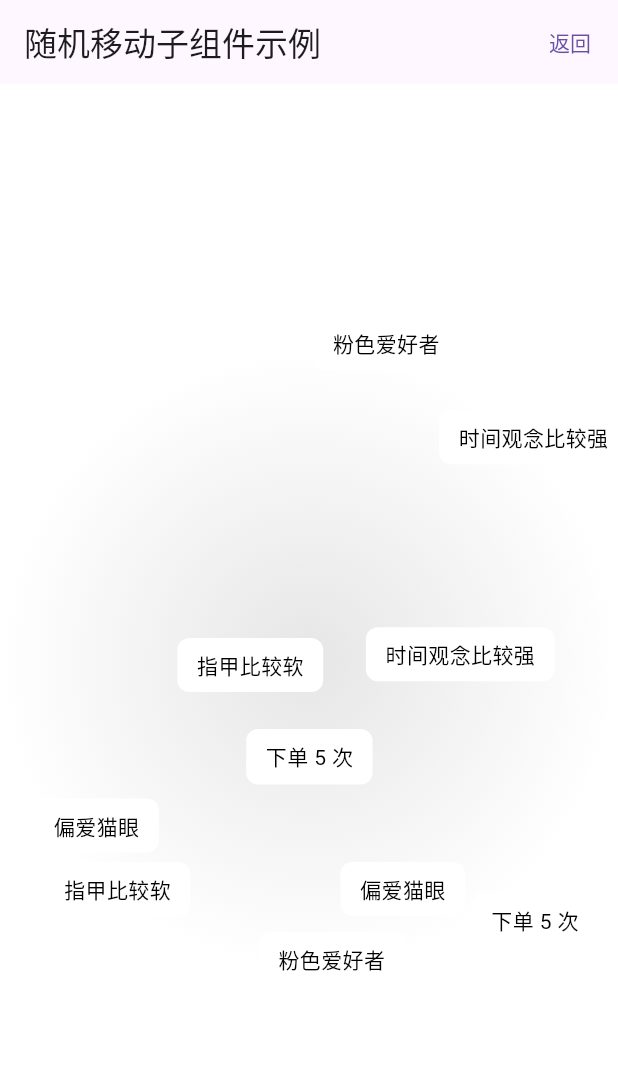
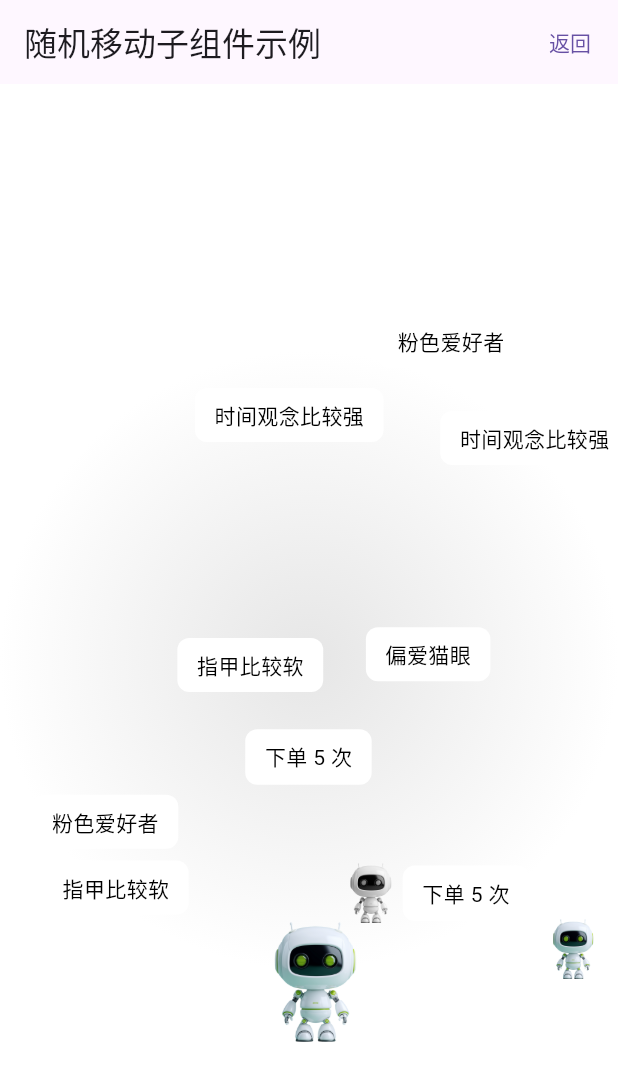
Before and after one commit to zp0708/field_login, a Flutter app: the screen it shows after launch, after a tap on "Random Moving 演示", on a phone screen of 412 x 824 dp. Shown: the top 1081 px of the screen. Run offline on Flutter 3.47's test engine with Material 3 defaults, Android fonts, the phone set to English and light mode, and no system bars; our stand-ins replace cached_network_image, device_info_plus, dio, easy_refresh, flutter_riverpod, shared_preferences; missing offline and left inert: flutter_inappwebview, system_info2; network calls fail.

Commit message:
floating widgets

```diff
--- a/lib/demos/random_moving_demo.dart
+++ b/lib/demos/random_moving_demo.dart
@@ -1,4 +1,4 @@
-import 'package:field_login/widgets/random_moving_widget.dart';
+import 'package:field_login/widgets/floating_widgets.dart';
 import 'package:flutter/material.dart';
 
 class RandomMovingDemo extends StatefulWidget {
@@ -35,28 +35,37 @@ class _RandomMovingDemoState extends State<RandomMovingDemo> {
                 Colors.white,
               ],
             )),
-            child: RandomMovingChildren(
+            child: FloatingWidgets(
               estimatedChildSize: const Size(60, 30), // 👈 提供大致尺寸
               speed: 30,
               collisionCheckIntervalMs: 200,
               curve: Curves.easeOut,
-              // 示例：5个彩色圆
               children: [
                 _buildLable('指甲比较软'),
                 _buildLable('下单 5 次'),
                 _buildLable('粉色爱好者'),
-                _buildLable('偏爱猫眼'),
+                _buildImage('assets/image_robot_fault.png', Size(40, 40)),
                 _buildLable('时间观念比较强'),
                 _buildLable('指甲比较软'),
                 _buildLable('下单 5 次'),
+                _buildImage('assets/image_robot_big.png', Size(80, 80)),
                 _buildLable('粉色爱好者'),
                 _buildLable('偏爱猫眼'),
+                _buildImage('assets/image_robot_normal.png', Size(40, 40)),
                 _buildLable('时间观念比较强'),
               ],
             ),
           ),
         ),
       ),
+    );
+  }
+
+  Widget _buildImage(String assets, Size size) {
+    return Image.asset(
+      assets,
+      width: size.width,
+      height: size.height,
     );
   }
 
--- a/lib/widgets/random_moving_widget.dart
+++ b/lib/widgets/floating_widgets.dart
@@ -3,7 +3,7 @@ import 'dart:math';
 import 'package:flutter/material.dart';
 import 'package:flutter/rendering.dart';
 
-class RandomMovingChildren extends StatefulWidget {
+class FloatingWidgets extends StatefulWidget {
   final List<Widget> children;
   final double speed;
   final Size? estimatedChildSize;
@@ -11,7 +11,7 @@ class RandomMovingChildren extends StatefulWidget {
   final int collisionCooldownMs;
   final Curve? curve;
 
-  const RandomMovingChildren({
+  const FloatingWidgets({
     super.key,
     required this.children,
     this.speed = 50,
@@ -22,10 +22,10 @@ class RandomMovingChildren extends StatefulWidget {
   });
 
   @override
-  State<RandomMovingChildren> createState() => _RandomMovingChildrenState();
+  State<FloatingWidgets> createState() => _FloatingWidgetsState();
 }
 
-class _RandomMovingChildrenState extends State<RandomMovingChildren> with TickerProviderStateMixin {
+class _FloatingWidgetsState extends State<FloatingWidgets> with TickerProviderStateMixin {
   final Random _rnd = Random();
 
   final Map<int, AnimationController> _controllers = {};
@@ -187,10 +187,7 @@ class _RandomMovingChildrenState extends State<RandomMovingChildren> with Ticker
                   left: offset.dx,
                   top: offset.dy,
                   child: MeasureSize(
-                    onChange: (size) {
-                      _childSizes[i] = size;
-                      print('size change');
-                    },
+                    onChange: (size) => _childSizes[i] = size,
                     child: child!,
                   ),
                 );
```
Also changed, not shown: assets/image_robot_big.png (added), assets/image_robot_fault.png (added), assets/image_robot_normal.png (added).
